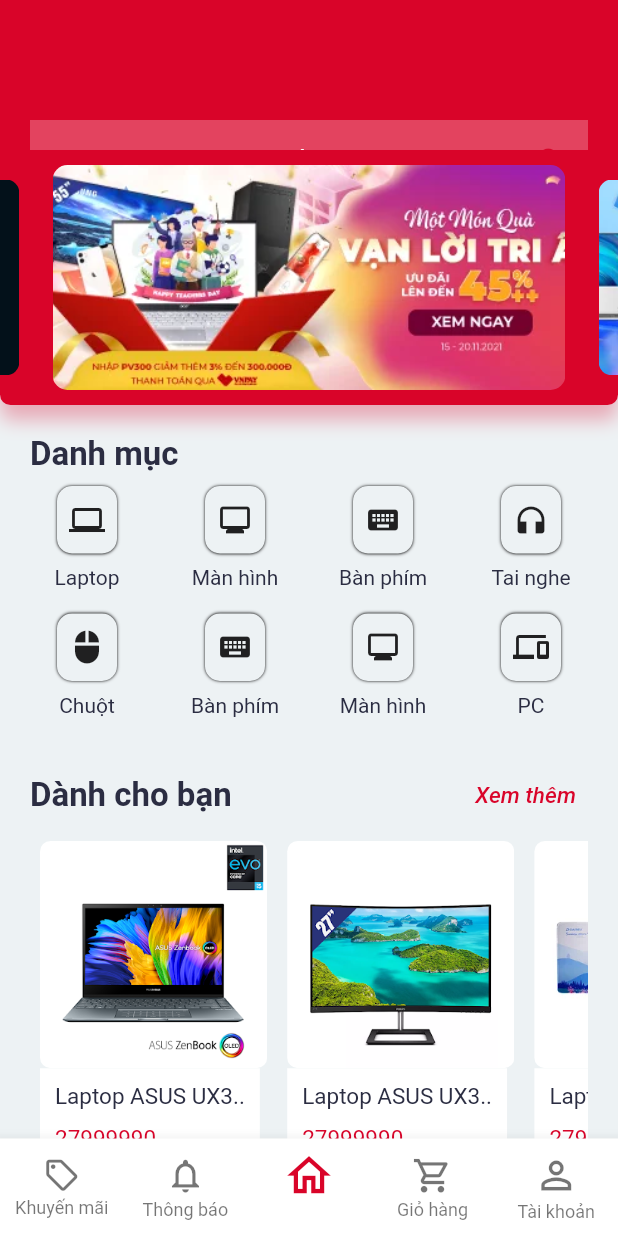
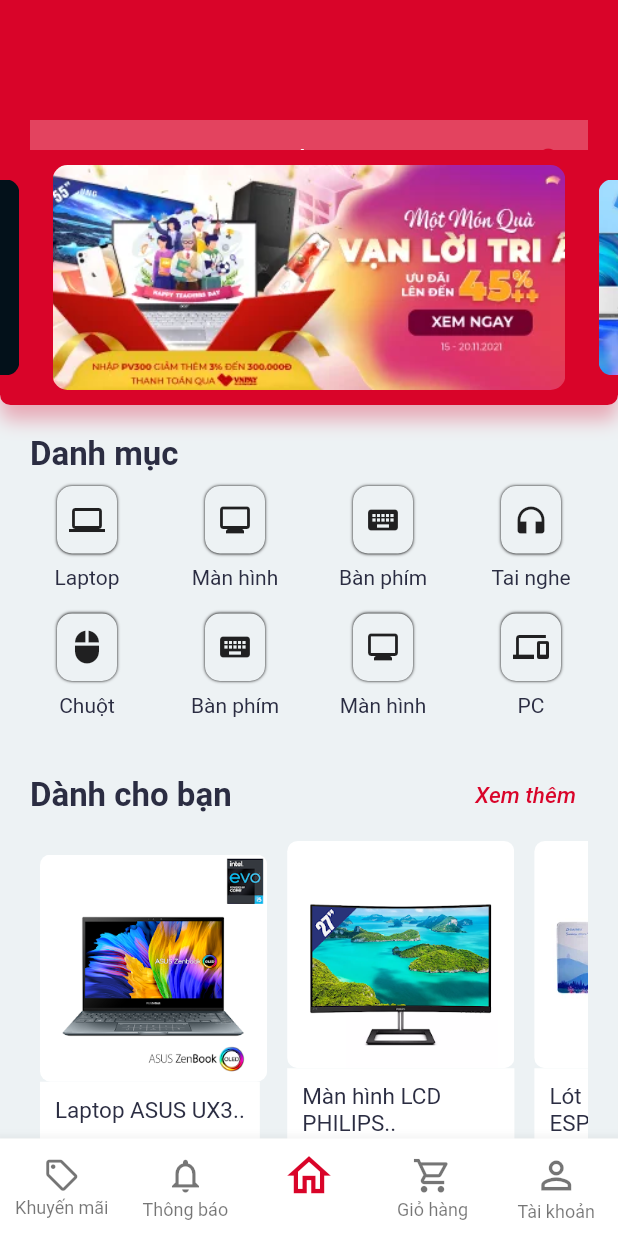
Before and after one commit to ChienVan01/project_android, a Flutter app: the screen it shows after launch, on a phone screen of 412 x 824 dp. Run offline on Flutter 3.47's test engine with Material 2 defaults, Android fonts, the phone set to English and light mode, and no system bars; drawn by our look-alikes of carousel_slider; our stand-ins replace getwidget.

Commit message:
Update number format, info Product

```diff
--- a/lib/screens/home/components/list_product.dart
+++ b/lib/screens/home/components/list_product.dart
@@ -1,5 +1,6 @@
 import 'package:flutter/material.dart';
 import 'package:flutter/widgets.dart';
+import 'package:intl/intl.dart';
 import 'package:project_android/constants.dart';
 
 class ListProduct extends StatelessWidget {
@@ -42,31 +43,31 @@
                 ProductItem(
                     name: 'Laptop ASUS UX3..',
                     image: 'assets/images/product/product01.jpg',
-                    price: 27999990,
+                    price: 27999000,
                     priceStock: 0,
                     press: () {}),
                 ProductItem(
-                    name: 'Laptop ASUS UX3..',
+                    name: 'Màn hình LCD PHILIPS..',
                     image: 'assets/images/product/product02.jpg',
-                    price: 27999990,
+                    price: 5050000,
                     priceStock: 0,
                     press: () {}),
                 ProductItem(
-                    name: 'Laptop ASUS UX3..',
+                    name: 'Lót chuột DAREU ESP1009-XL',
                     image: 'assets/images/product/product03.jpg',
-                    price: 27999990,
+                    price: 189000,
                     priceStock: 0,
                     press: () {}),
                 ProductItem(
-                    name: 'Laptop ASUS UX3..',
+                    name: 'Bàn phím cơ Akko 3084..',
                     image: 'assets/images/product/product04.jpg',
-                    price: 27999990,
+                    price: 1499000,
                     priceStock: 0,
                     press: () {}),
                 ProductItem(
-                    name: 'Laptop ASUS UX3..',
+                    name: 'Laptop Dell Alienware..',
                     image: 'assets/images/product/product05.jpg',
-                    price: 27999990,
+                    price: 62990000,
                     priceStock: 0,
                     press: () {}),
               ],
@@ -91,7 +92,6 @@
   final String name, image;
   final int price, priceStock;
   final Function press;
-
   @override
   Widget build(BuildContext context) {
     Size size = MediaQuery.of(context).size;
@@ -137,7 +137,7 @@
                       bottom: defaultPadding / 2,
                     ),
                     child: Text(
-                      '$price',
+                      NumberFormat.decimalPattern().format(price),
                       style: const TextStyle(
                         fontSize: 15,
                         color: primaryColor,
@@ -153,70 +153,3 @@
     );
   }
 }
-
-// Widget banner(context) {
-//   return SingleChildScrollView(
-//     scrollDirection: Axis.horizontal,
-//     child: Container(),
-//   );
-// }
-
-// class Banner extends StatefulWidget {
-//   const Banner({Key? key}) : super(key: key);
-
-//   @override
-//   BannerState createState() => BannerState();
-// }
-
-// class BannerState extends State<Banner> {
-//   int curentIndex = 0;
-
-//   Widget img(String imgLink, context) {
-//     return Container(
-//         margin: const EdgeInsets.all(20),
-//         alignment: Alignment.center,
-//         child: Column(
-//           crossAxisAlignment: CrossAxisAlignment.start,
-//           mainAxisAlignment: MainAxisAlignment.start,
-//           children: <Widget>[
-//             Container(
-//               width: MediaQuery.of(context).size.width,
-//               height: 150.0,
-//               child: Swiper(
-//                 onIndexChanged: (i) {
-//                   curentIndex = i;
-//                 },
-//               ),
-//             ),
-//           ],
-//         ));
-//   }
-
-//   @override
-//   Widget build(BuildContext context) {
-//     return Container(
-//       height: 165,
-//       decoration: BoxDecoration(
-//         color: primaryColor,
-//         borderRadius: const BorderRadius.only(
-//           bottomLeft: Radius.circular(5),
-//           bottomRight: Radius.circular(5),
-//         ),
-//         boxShadow: [
-//           BoxShadow(
-//               offset: const Offset(0, 10),
-//               blurRadius: 50,
-//               color: primaryColor.withOpacity(0.7)),
-//         ],
-//       ),
-//       child: Row(
-//         children: <Widget>[
-//           img('assets/images/banner01.png', context),
-//           img('assets/images/banner02.png', context),
-//           img('assets/images/banner03.png', context),
-//           // img(),
-//         ],
-//       ),
-//     );
-//   }
-// }
--- a/pubspec.yaml
+++ b/pubspec.yaml
@@ -41,6 +41,7 @@
   #Slide package
   flutter_swiper: ^1.1.6
   carousel_slider: ^4.0.0
+  intl: ^0.17.0
 
 dev_dependencies:
   flutter_test:
```
Also changed, not shown: pubspec.lock, 1 other file.
